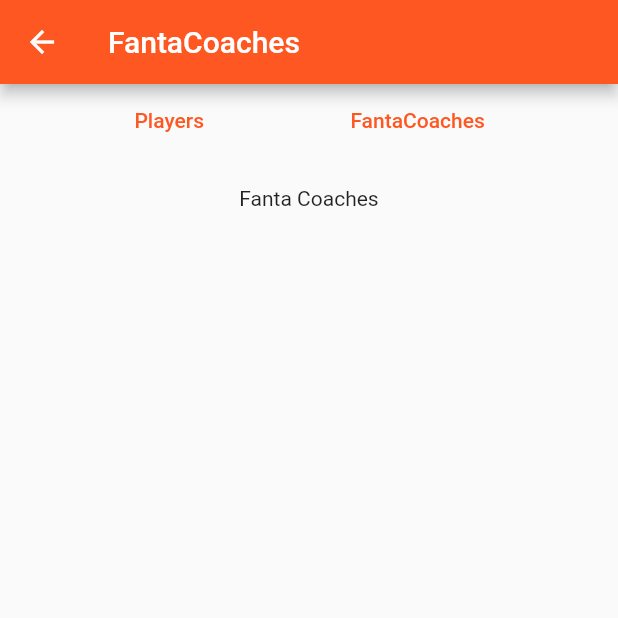
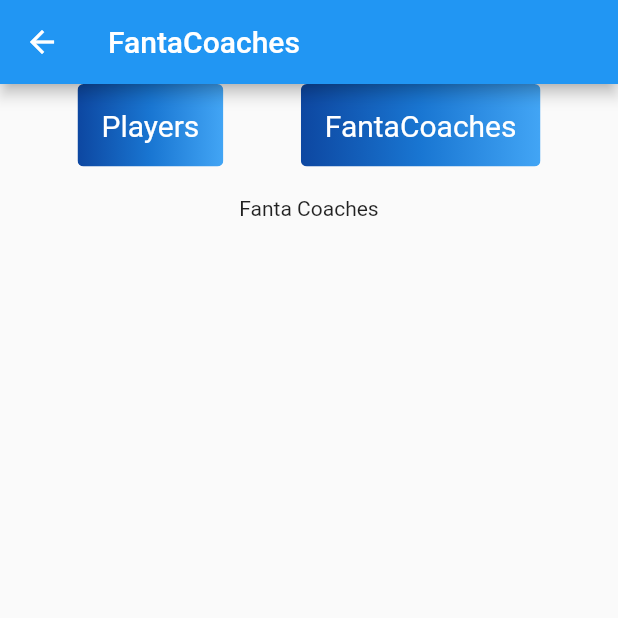
Before and after one commit to SimoneRomagnoli/championship_tracker, a Flutter app: the screen it shows after launch, after a tap on "FantaCoaches", on a phone screen of 412 x 824 dp, the top half of it. Run offline on Flutter 3.47's test engine with Material 2 defaults, Android fonts, the phone set to English and light mode, and no system bars; missing offline and left inert: mongo_dart; network calls fail.

```diff
--- a/lib/fantacoaches_page.dart
+++ b/lib/fantacoaches_page.dart
@@ -1,4 +1,5 @@
 import 'package:championship_tracker/pages.dart';
+import 'package:championship_tracker/utils.dart';
 import 'package:flutter/material.dart';
 
 import 'db.dart';
@@ -31,7 +32,12 @@ class FantaCoachesPageState extends ChampionshipTrackerPageState {
 
 Widget coachesColumn(BuildContext context, AsyncSnapshot<List<FantaCoach>> snapshot) {
   return Column(
-    mainAxisAlignment: MainAxisAlignment.center,
-    children: snapshot.hasData ? snapshot.data!.map((coach) => Text(coach.id)).toList() : [],
+    mainAxisAlignment: MainAxisAlignment.spaceEvenly,
+    children: snapshot.hasData
+        ? snapshot.data!
+            .toList().also((l) => l.sort((a, b) => a.firstName.compareTo(b.firstName)))
+            .map((coach) => Text("${coach.firstName} ${coach.lastName}"))
+            .toList()
+        : [],
   );
 }
--- a/lib/main.dart
+++ b/lib/main.dart
@@ -14,7 +14,7 @@ class MyApp extends StatelessWidget {
   Widget build(BuildContext context) {
     return MaterialApp(
       title: 'Championship Tracker',
-      theme: ThemeData( primarySwatch: Colors.deepOrange,),
+      theme: ThemeData(primarySwatch: Colors.blue,),
       home: const PlayersPage(),
     );
   }
--- a/lib/pages.dart
+++ b/lib/pages.dart
@@ -1,5 +1,6 @@
 import 'package:championship_tracker/fantacoaches_page.dart';
 import 'package:championship_tracker/players_page.dart';
+import 'package:championship_tracker/style.dart';
 import 'package:flutter/material.dart';
 
 abstract class ChampionshipTrackerPage extends StatefulWidget {
@@ -44,21 +45,21 @@ Row pagesRow(BuildContext context) {
   return Row(
     mainAxisAlignment: MainAxisAlignment.spaceEvenly,
     children: [
-      TextButton(
+      BasicStyledButton(
           onPressed: () {
             Navigator.push(context, MaterialPageRoute(builder: (context) {
               return const PlayersPage();
             }));
           },
-          child: const Text("Players")
+          text: "Players"
       ),
-      TextButton(
+      BasicStyledButton(
           onPressed: () {
             Navigator.push(context, MaterialPageRoute(builder: (context) {
               return const FantaCoachesPage();
             }));
           },
-          child: const Text("FantaCoaches")
+          text: "FantaCoaches"
       )
     ],
   );
--- /dev/null
+++ b/lib/utils.dart
@@ -0,0 +1,6 @@
+extension Monadic<T> on T {
+  T also(Function(T) f) {
+    f(this);
+    return this;
+  }
+}
```
Also changed, not shown: lib/style.dart (added, +33 -0 lines).
